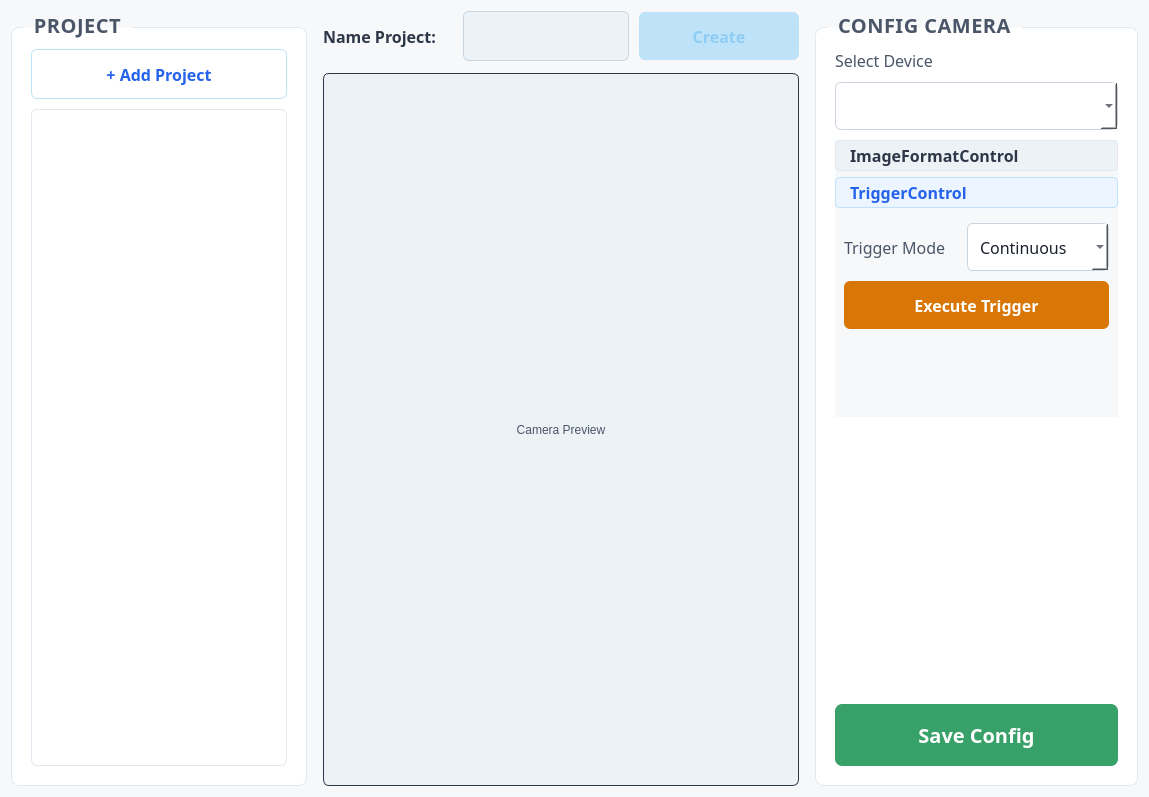
Above: ui/ui/project_tab.ui from ADPL-190400/bottle-inspection before the change. Below: the same form after it.
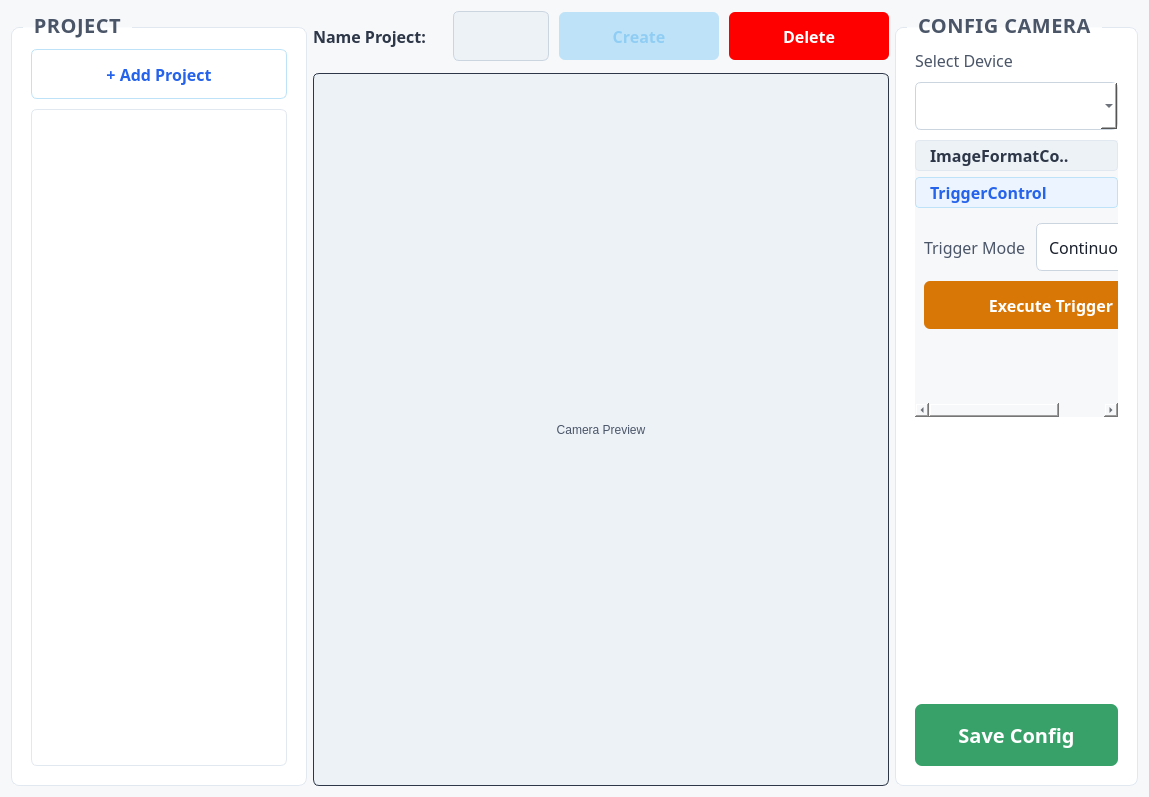
That is the form after the change.

Commit message: update project_tab

Patch:
```diff
--- a/ui/ui/project_tab.ui
+++ b/ui/ui/project_tab.ui
@@ -214,6 +214,20 @@
     color: #90CDF4;
 }
 
+QPushButton#btn_delete_project {
+    background-color: #2563EB;
+    color: #FFFFFF;
+
+    font-weight: bold;
+    border: none;
+    border-radius: 6px;
+    padding: 7px 20px;
+    min-height: 34px;
+}
+QPushButton#btn_delete_project:hover { background-color: #1D4ED8; }
+QPushButton#btn_delete_project:pressed { background-color: #1E40AF; }
+
+
 QPushButton#btn_execute_trigger {
     background-color: #D97706;
     color: #FFFFFF;
@@ -241,13 +255,7 @@
 QPushButton#btn_save_camera_config:pressed { background-color: #276749; }
    </string>
   </property>
-  <layout class="QHBoxLayout" name="horizontalLayout_12">
-   <property name="spacing">
-    <number>16</number>
-   </property>
-   <property name="contentsMargins" stdset="0">
-    <number>16</number>
-   </property>
+  <layout class="QHBoxLayout" name="horizontalLayout">
    <item>
     <widget class="QGroupBox" name="groupBox">
      <property name="sizePolicy">
@@ -366,6 +374,54 @@
          </property>
         </widget>
        </item>
+       <item>
+        <widget class="QPushButton" name="btn_delete_project">
+         <property name="enabled">
+          <bool>true</bool>
+         </property>
+         <property name="minimumSize">
+          <size>
+           <width>160</width>
+           <height>48</height>
+          </size>
+         </property>
+         <property name="maximumSize">
+          <size>
+           <width>180</width>
+           <height>16777215</height>
+          </size>
+         </property>
+         <property name="font">
+          <font>
+           <family>Segoe UI,Arial,sans-serif</family>
+           <pointsize>12</pointsize>
+           <weight>75</weight>
+           <bold>true</bold>
+          </font>
+         </property>
+         <property name="cursor">
+          <cursorShape>PointingHandCursor</cursorShape>
+         </property>
+         <property name="styleSheet">
+          <string notr="true">QPushButton#btn_delete_project {
+    background-color:#ff0000;
+    color: #FFFFFF;
+
+    font-weight: bold;
+    border: none;
+    border-radius: 6px;
+    padding: 7px 20px;
+    min-height: 34px;
+}
+QPushButton#btn_delete_project:hover { background-color:  #bd0000; }
+QPushButton#btn_delete_project:pressed { background-color: #840000; }
+</string>
+         </property>
+         <property name="text">
+          <string>Delete</string>
+         </property>
+        </widget>
+       </item>
       </layout>
      </item>
      <item>
@@ -703,8 +759,8 @@
           <rect>
            <x>0</x>
            <y>0</y>
-           <width>300</width>
-           <height>205</height>
+           <width>250</width>
+           <height>188</height>
           </rect>
          </property>
          <attribute name="label">
```
Left out of the diff: 11 changed lines with no effect on the pictures. The commit also changes 22 other files.
